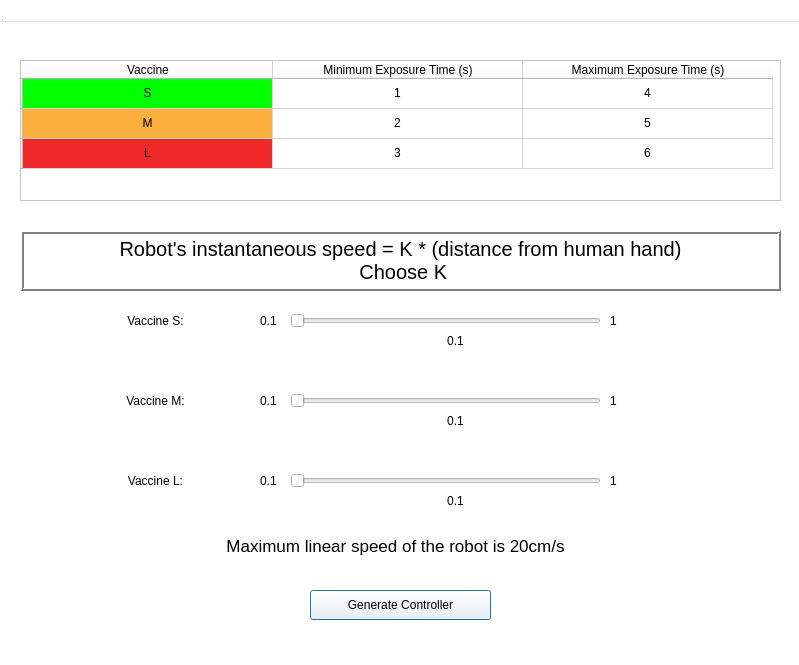
Old version of the form stl_experiment_ui/user_interface/pv_controller_design.ui in the repository alapkshirsagar/handovers_kinova_gen3.
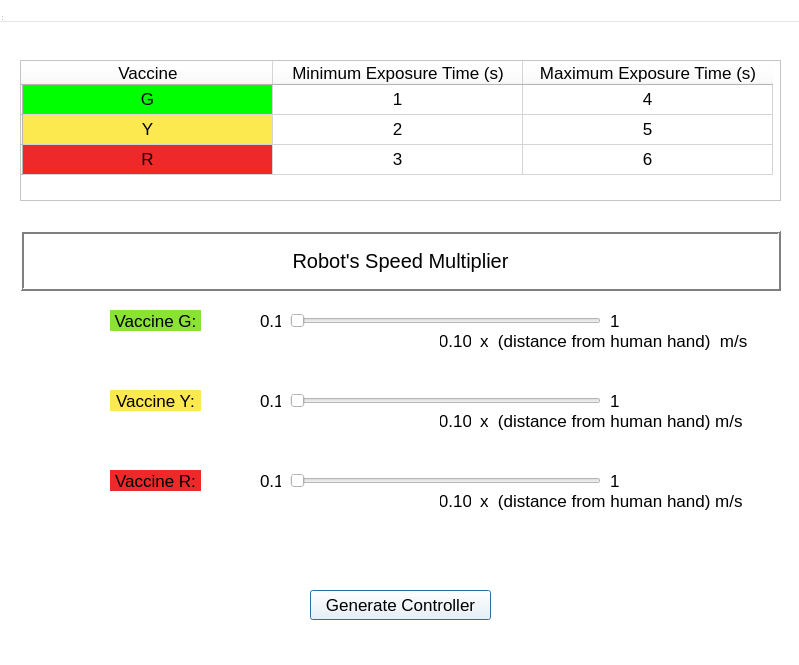
New version of the form.

Diff of the .ui file:
```diff
--- a/stl_experiment_ui/user_interface/pv_controller_design.ui
+++ b/stl_experiment_ui/user_interface/pv_controller_design.ui
@@ -437,6 +437,11 @@
      <height>680</height>
     </rect>
    </property>
+   <property name="font">
+    <font>
+     <pointsize>13</pointsize>
+    </font>
+   </property>
    <widget class="QTableWidget" name="tableWidget">
     <property name="geometry">
      <rect>
@@ -481,7 +486,7 @@
     </column>
     <item row="0" column="0">
      <property name="text">
-      <string>S</string>
+      <string>G</string>
      </property>
      <property name="textAlignment">
       <set>AlignCenter</set>
@@ -523,7 +528,7 @@
     </item>
     <item row="1" column="0">
      <property name="text">
-      <string>M</string>
+      <string>Y</string>
      </property>
      <property name="textAlignment">
       <set>AlignCenter</set>
@@ -532,8 +537,8 @@
       <brush brushstyle="SolidPattern">
        <color alpha="255">
         <red>252</red>
-        <green>175</green>
-        <blue>62</blue>
+        <green>233</green>
+        <blue>79</blue>
        </color>
       </brush>
      </property>
@@ -556,7 +561,7 @@
     </item>
     <item row="2" column="0">
      <property name="text">
-      <string>L</string>
+      <string>R</string>
      </property>
      <property name="textAlignment">
       <set>AlignCenter</set>
@@ -1090,8 +1095,7 @@
      <number>0</number>
     </property>
     <property name="text">
-     <string>Robot's instantaneous speed = K * (distance from human hand) 
- Choose K</string>
+     <string>Robot's Speed Multiplier</string>
     </property>
     <property name="alignment">
      <set>Qt::AlignCenter</set>
@@ -1106,8 +1110,14 @@
       <height>21</height>
      </rect>
     </property>
+    <property name="autoFillBackground">
+     <bool>false</bool>
+    </property>
+    <property name="styleSheet">
+     <string notr="true">background-color: rgb(138, 226, 52);</string>
+    </property>
     <property name="text">
-     <string>Vaccine S:</string>
+     <string>Vaccine G:</string>
     </property>
     <property name="alignment">
      <set>Qt::AlignCenter</set>
@@ -1122,8 +1132,14 @@
       <height>21</height>
      </rect>
     </property>
+    <property name="autoFillBackground">
+     <bool>false</bool>
+    </property>
+    <property name="styleSheet">
+     <string notr="true">background-color: rgb(252, 233, 79);</string>
+    </property>
     <property name="text">
-     <string>Vaccine M:</string>
+     <string>Vaccine Y:</string>
     </property>
     <property name="alignment">
      <set>Qt::AlignCenter</set>
@@ -1138,8 +1154,14 @@
       <height>21</height>
      </rect>
     </property>
+    <property name="autoFillBackground">
+     <bool>false</bool>
+    </property>
+    <property name="styleSheet">
+     <string notr="true">background-color: rgb(239, 41, 41);</string>
+    </property>
     <property name="text">
-     <string>Vaccine L:</string>
+     <string>Vaccine R:</string>
     </property>
     <property name="alignment">
      <set>Qt::AlignCenter</set>
@@ -1223,27 +1245,6 @@
      <string>1</string>
     </property>
    </widget>
-   <widget class="QLabel" name="label_11">
-    <property name="geometry">
-     <rect>
-      <x>0</x>
-      <y>530</y>
-      <width>791</width>
-      <height>31</height>
-     </rect>
-    </property>
-    <property name="font">
-     <font>
-      <pointsize>13</pointsize>
-     </font>
-    </property>
-    <property name="text">
-     <string>Maximum linear speed of the robot is 20cm/s</string>
-    </property>
-    <property name="alignment">
-     <set>Qt::AlignCenter</set>
-    </property>
-   </widget>
    <widget class="QLabel" name="label_12">
     <property name="geometry">
      <rect>
@@ -1254,7 +1255,7 @@
      </rect>
     </property>
     <property name="text">
-     <string>0.1</string>
+     <string>0.10</string>
     </property>
     <property name="alignment">
      <set>Qt::AlignCenter</set>
@@ -1270,7 +1271,7 @@
      </rect>
     </property>
     <property name="text">
-     <string>0.1</string>
+     <string>0.10</string>
     </property>
     <property name="alignment">
      <set>Qt::AlignCenter</set>
@@ -1286,7 +1287,7 @@
      </rect>
     </property>
     <property name="text">
-     <string>0.1</string>
+     <string>0.10</string>
     </property>
     <property name="alignment">
      <set>Qt::AlignCenter</set>
@@ -1305,6 +1306,45 @@
      <string>Generate Controller</string>
     </property>
    </widget>
+   <widget class="QLabel" name="label_15">
+    <property name="geometry">
+     <rect>
+      <x>480</x>
+      <y>330</y>
+      <width>281</width>
+      <height>21</height>
+     </rect>
+    </property>
+    <property name="text">
+     <string>x  (distance from human hand)  m/s</string>
+    </property>
+   </widget>
+   <widget class="QLabel" name="label_16">
+    <property name="geometry">
+     <rect>
+      <x>480</x>
+      <y>410</y>
+      <width>281</width>
+      <height>21</height>
+     </rect>
+    </property>
+    <property name="text">
+     <string>x  (distance from human hand) m/s</string>
+    </property>
+   </widget>
+   <widget class="QLabel" name="label_17">
+    <property name="geometry">
+     <rect>
+      <x>480</x>
+      <y>490</y>
+      <width>271</width>
+      <height>21</height>
+     </rect>
+    </property>
+    <property name="text">
+     <string>x  (distance from human hand) m/s</string>
+    </property>
+   </widget>
   </widget>
   <widget class="QMenuBar" name="menubar">
    <property name="geometry">
```
